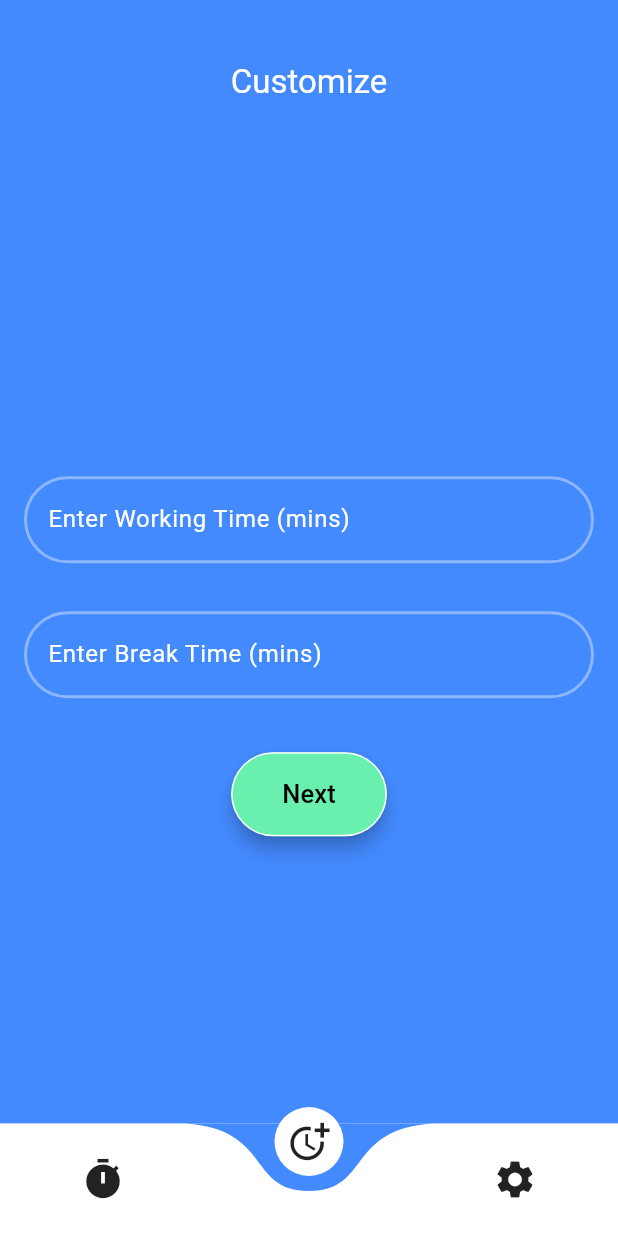
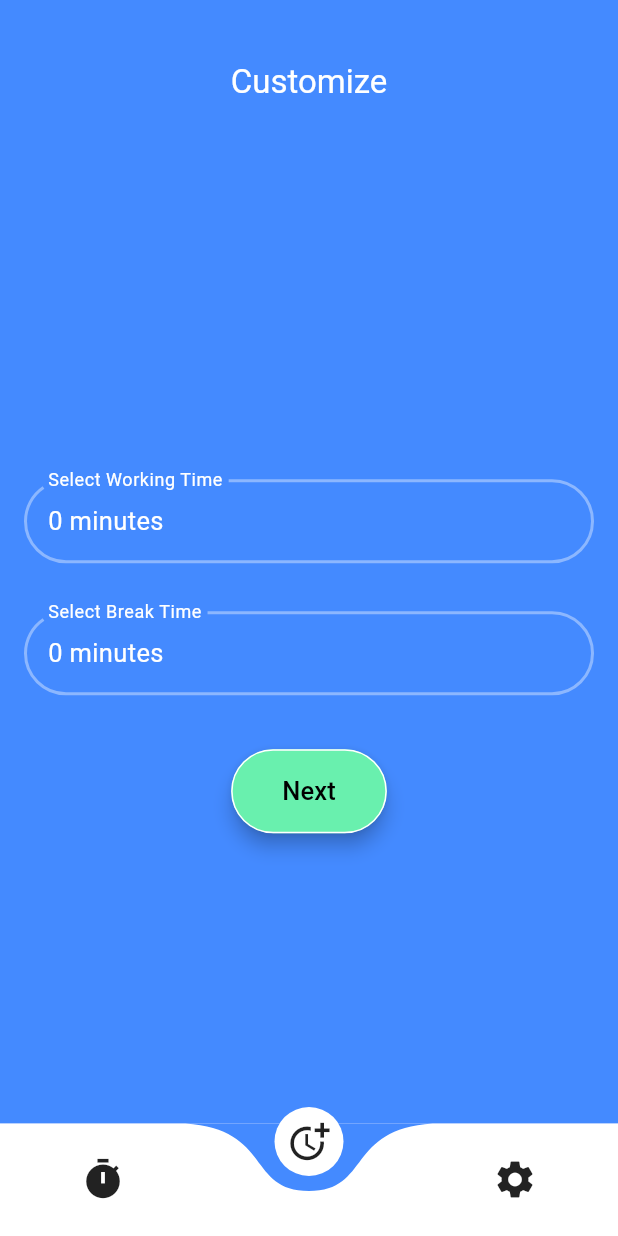
Before and after one commit to vigneshtpm/project, a Flutter app: the screen it shows after launch, item 2 of the bottom bar chosen, on a phone screen of 412 x 824 dp. Run offline on Flutter 3.47's test engine with Material 3 defaults, Android fonts, the phone set to English and light mode, and no system bars; drawn by our look-alikes of curved_navigation_bar; our stand-ins replace awesome_notifications, flutter_local_notifications, just_audio, percent_indicator; statements that could not run were skipped.

Commit message:
3 commit

```diff
--- a/lib/Page1.dart
+++ b/lib/Page1.dart
@@ -7,7 +7,7 @@ import 'Notification_service.dart';
 
 
 
-const int kWorkDurationInSeconds = 20;
+const int kWorkDurationInSeconds = 20*60;
 const int kRestDurationInSeconds = 20;
 
 class Page1 extends StatefulWidget {
--- a/lib/Page2.dart
+++ b/lib/Page2.dart
@@ -1,5 +1,4 @@
 import 'package:flutter/material.dart';
-import 'package:flutter/services.dart';
 import 'usercommand.dart';
 
 class Page2 extends StatefulWidget {
@@ -8,8 +7,34 @@ class Page2 extends StatefulWidget {
 }
 
 class _Page2State extends State<Page2> {
-  TextEditingController inputBox1Controller = TextEditingController();
-  TextEditingController inputBox2Controller = TextEditingController();
+  int selectedWorkTimeInMinutes = 0;
+  int selectedBreakTimeInMinutes = 0;
+
+  Future<void> _selectWorkTime(BuildContext context) async {
+    final TimeOfDay? picked = await showTimePicker(
+      context: context,
+      initialTime: TimeOfDay(hour: selectedWorkTimeInMinutes ~/ 60, minute: selectedWorkTimeInMinutes % 60),
+    );
+
+    if (picked != null) {
+      setState(() {
+        selectedWorkTimeInMinutes = picked.hour * 60 + picked.minute;
+      });
+    }
+  }
+
+  Future<void> _selectBreakTime(BuildContext context) async {
+    final TimeOfDay? picked = await showTimePicker(
+      context: context,
+      initialTime: TimeOfDay(hour: selectedBreakTimeInMinutes ~/ 60, minute: selectedBreakTimeInMinutes % 60),
+    );
+
+    if (picked != null) {
+      setState(() {
+        selectedBreakTimeInMinutes = picked.hour * 60 + picked.minute;
+      });
+    }
+  }
 
   @override
   Widget build(BuildContext context) {
@@ -30,10 +55,11 @@ class _Page2State extends State<Page2> {
           children: [
             Padding(
               padding: const EdgeInsets.all(16.0),
-              child: TextField(
-                controller: inputBox1Controller,
+              child: InkWell(
+                onTap: () => _selectWorkTime(context),
+                child: InputDecorator(
                   decoration: InputDecoration(
-                  labelText: 'Enter Working Time (mins)',
+                    labelText: 'Select Working Time',
                     labelStyle: TextStyle(color: Colors.white),
                     focusedBorder: OutlineInputBorder(
                       borderSide: BorderSide(width: 2, color: Colors.white),
@@ -48,21 +74,26 @@ class _Page2State extends State<Page2> {
                       ),
                     ),
                   ),
-                keyboardType: TextInputType.number,
-                inputFormatters: [FilteringTextInputFormatter.digitsOnly,
-                LengthLimitingTextInputFormatter(3),
-                ],
-                cursorColor: Colors.white,
+                  child: Row(
+                    mainAxisAlignment: MainAxisAlignment.spaceBetween,
+                    mainAxisSize: MainAxisSize.min,
+                    children: <Widget>[
+                      Text(
+                        "$selectedWorkTimeInMinutes minutes",
                         style: TextStyle(fontSize: 17.0, color: Colors.white),
                       ),
+                    ],
                   ),
-
+                ),
+              ),
+            ),
             Padding(
               padding: const EdgeInsets.all(16.0),
-              child: TextField(
-                controller: inputBox2Controller,
+              child: InkWell(
+                onTap: () => _selectBreakTime(context),
+                child: InputDecorator(
                   decoration: InputDecoration(
-                  labelText: 'Enter Break Time (mins)',
+                    labelText: 'Select Break Time',
                     labelStyle: TextStyle(color: Colors.white),
                     focusedBorder: OutlineInputBorder(
                       borderSide: BorderSide(width: 2, color: Colors.white),
@@ -77,41 +108,43 @@ class _Page2State extends State<Page2> {
                       ),
                     ),
                   ),
-                keyboardType: TextInputType.number,
-                inputFormatters: [FilteringTextInputFormatter.digitsOnly,
-                  LengthLimitingTextInputFormatter(2),
+                  child: Row(
+                    mainAxisAlignment: MainAxisAlignment.spaceBetween,
+                    mainAxisSize: MainAxisSize.min,
+                    children: <Widget>[
+                      Text(
+                        "$selectedBreakTimeInMinutes minutes",
+                        style: TextStyle(fontSize: 17.0, color: Colors.white),
+                      ),
                     ],
-                cursorColor: Colors.white,
-                style: TextStyle(fontSize: 17.0, color: Colors.white),
+                  ),
+                ),
               ),
             ),
             SizedBox(height: 20),
             ElevatedButton(
               onPressed: () {
-                // Parse input values to integers
-                int parsedInput1 = int.tryParse(inputBox1Controller.text) ?? 0;
-                int parsedInput2 = int.tryParse(inputBox2Controller.text) ?? 0;
-
                 Navigator.push(
                   context,
                   MaterialPageRoute(
                     builder: (context) => UserFunc(
-                      workTime: parsedInput1,
-                      breakTime: parsedInput2,
+                      workTime: selectedWorkTimeInMinutes,
+                      breakTime: selectedBreakTimeInMinutes,
                     ),
                   ),
                 );
               },
               style: ElevatedButton.styleFrom(
-                backgroundColor: Colors.greenAccent, // Background color
-                padding: EdgeInsets.symmetric(vertical: 16, horizontal: 34), // Increase button size
+                backgroundColor: Colors.greenAccent,
+                padding: EdgeInsets.symmetric(vertical: 16, horizontal: 34),
                 shape: RoundedRectangleBorder(
-                  borderRadius: BorderRadius.circular(30.0), // Add border radius
-                  side: BorderSide(color: Colors.white, width: 1), // Add border color and width
+                  borderRadius: BorderRadius.circular(30.0),
+                  side: BorderSide(color: Colors.white, width: 1),
                 ),
                 elevation: 5,
               ),
-              child: const Text("Next",
+              child: const Text(
+                "Next",
                 style: TextStyle(
                   color: Colors.black,
                   fontSize: 17,
```
Lines whose indentation alone changed are shown as unchanged.
